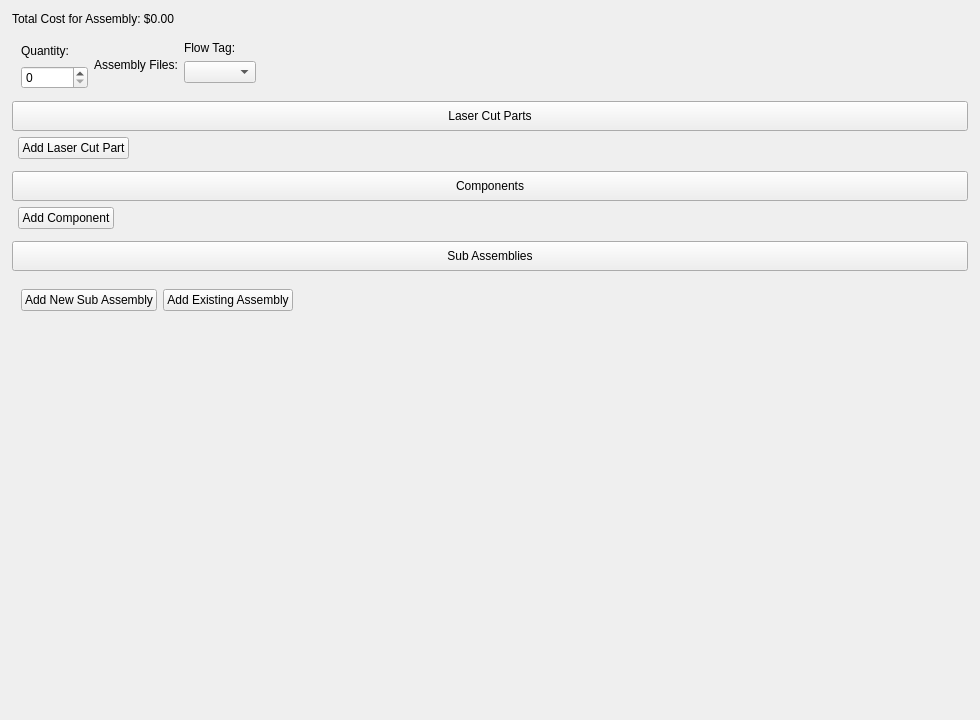
Above: ui/widgets/assembly_widget.ui from TheCodingJsoftware/Invigo before the change. Below: the same form after it.
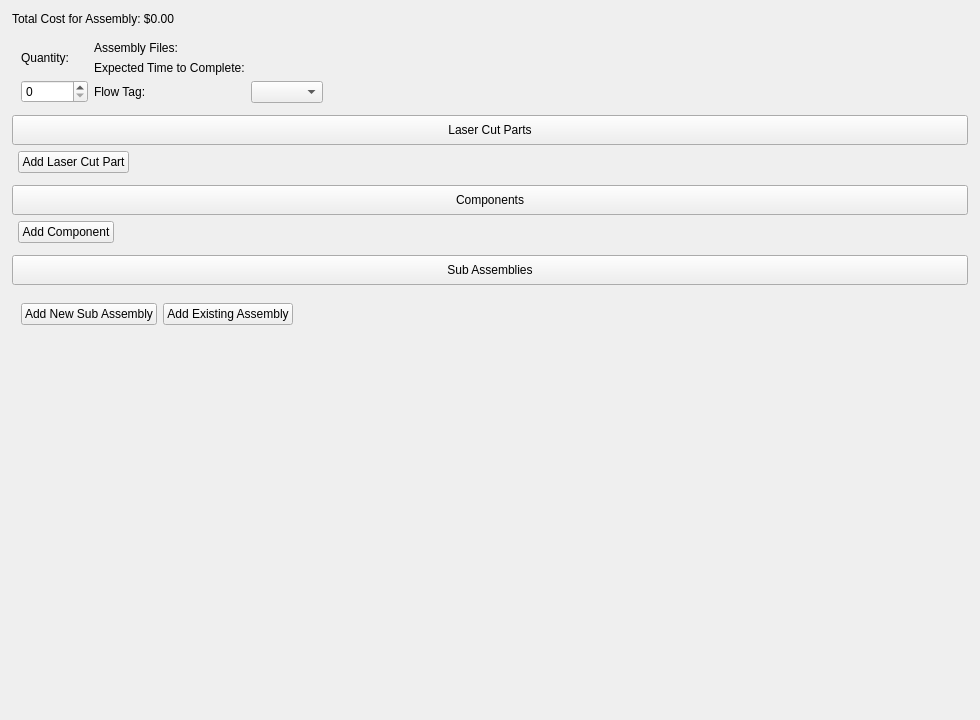
That is the form after the change.

What changed in the file:
```diff
--- a/ui/widgets/assembly_widget.ui
+++ b/ui/widgets/assembly_widget.ui
@@ -129,26 +129,22 @@
             </layout>
            </item>
            <item>
-            <layout class="QVBoxLayout" name="verticalLayout_15">
-             <item>
+            <layout class="QGridLayout" name="gridLayout">
+             <item row="0" column="0">
               <widget class="QLabel" name="label_2">
                <property name="text">
                 <string>Assembly Files:</string>
                </property>
               </widget>
              </item>
-             <item>
-              <layout class="QHBoxLayout" name="horizontalLayout_6">
-               <item>
-                <layout class="QHBoxLayout" name="assembly_files_layout"/>
-               </item>
-              </layout>
+             <item row="1" column="0">
+              <widget class="QLabel" name="label_4">
+               <property name="text">
+                <string>Expected Time to Complete:</string>
+               </property>
+              </widget>
              </item>
-            </layout>
-           </item>
-           <item>
-            <layout class="QVBoxLayout" name="verticalLayout_16">
-             <item>
+             <item row="2" column="0">
               <widget class="QLabel" name="label">
                <property name="text">
                 <string>Flow Tag:</string>
@@ -158,9 +154,19 @@
                </property>
               </widget>
              </item>
-             <item>
+             <item row="2" column="1">
               <widget class="QComboBox" name="comboBox_assembly_flow_tag"/>
              </item>
+             <item row="1" column="1">
+              <layout class="QVBoxLayout" name="expected_time_to_complete_layout"/>
+             </item>
+             <item row="0" column="1">
+              <layout class="QHBoxLayout" name="assembly_files_layout"/>
+             </item>
+            </layout>
+           </item>
+           <item>
+            <layout class="QVBoxLayout" name="verticalLayout_16">
              <item>
               <widget class="QWidget" name="paint_widget" native="true">
                <layout class="QVBoxLayout" name="verticalLayout">
@@ -177,10 +183,23 @@
                  <number>0</number>
                 </property>
                 <item>
-                 <layout class="QVBoxLayout" name="verticalLayout_12">
-                  <item>
+                 <layout class="QFormLayout" name="formLayout_2">
+                  <item row="1" column="0">
                    <layout class="QHBoxLayout" name="paint_layout"/>
                   </item>
+                  <item row="0" column="0">
+                   <spacer name="verticalSpacer">
+                    <property name="orientation">
+                     <enum>Qt::Orientation::Vertical</enum>
+                    </property>
+                    <property name="sizeHint" stdset="0">
+                     <size>
+                      <width>20</width>
+                      <height>40</height>
+                     </size>
+                    </property>
+                   </spacer>
+                  </item>
                  </layout>
                 </item>
                </layout>
```
